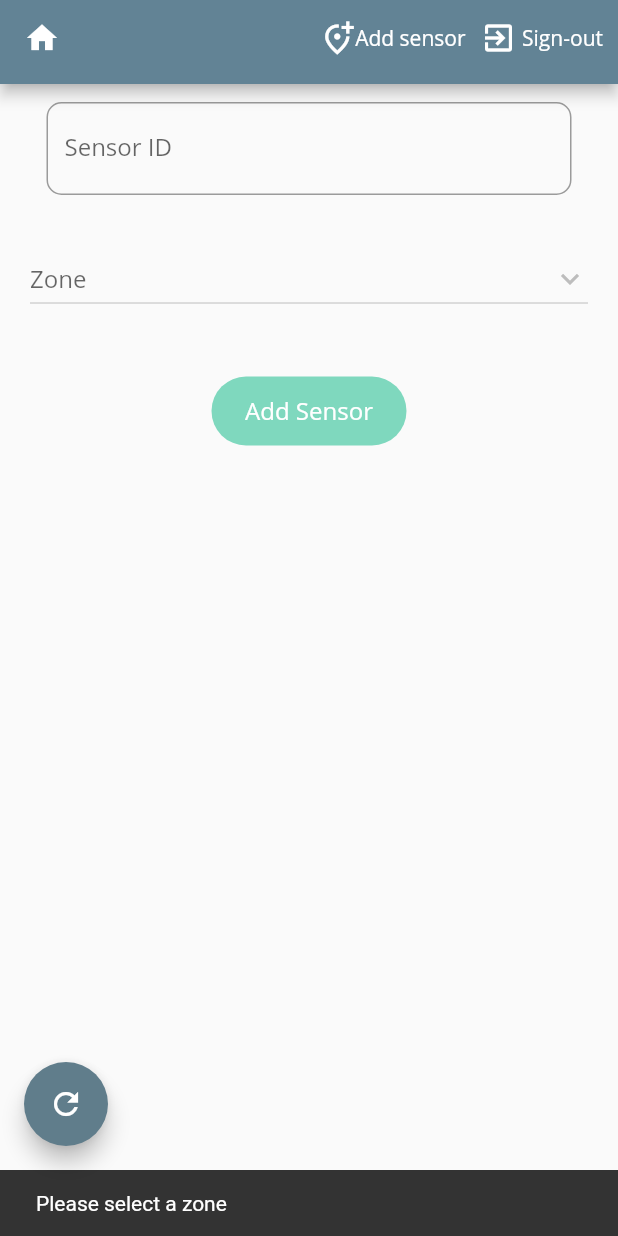
After one commit to stefan-chivu/smartpark, a Flutter app: the AddSensor screen opened directly, after a tap on "Add Sensor", on a phone screen of 412 x 824 dp. The commit adds this screen. Run offline on Flutter 3.47's test engine with Material 2 defaults, Android fonts, the phone set to English and light mode, and no system bars; our stand-ins replace firebase_auth, firebase_core, geocoding, google_maps_flutter, location, shared_preferences; missing offline and left inert: mysql_client; accounts and stored records are empty.

Commit message:
sensor: Created add sensor form for mobile app
Might still require some performance improvements for the SQL
data manipulation.

Signed-off-by: Stefan Chivu <stefan.chivu1@yahoo.com>

```diff
--- a/easy_park/lib/models/address.dart
+++ b/easy_park/lib/models/address.dart
@@ -1,8 +1,8 @@
 class Address {
-  String street;
-  String city;
-  String region;
-  String country;
+  String? street;
+  String? city;
+  String? region;
+  String? country;
 
   Address(this.street, this.city, this.region, this.country);
 
--- a/easy_park/lib/models/zone.dart
+++ b/easy_park/lib/models/zone.dart
@@ -1,6 +1,7 @@
 import 'package:easy_park/models/schedule.dart';
 
 class Zone {
+  int id;
   String name;
   double hourRate;
   double? dayRate;
@@ -9,6 +10,6 @@ class Zone {
   int? totalSpots;
   Schedule schedule;
 
-  Zone(this.name, this.hourRate, this.dayRate, this.isPrivate, this.totalSpots,
-      this.schedule);
+  Zone(this.id, this.name, this.hourRate, this.dayRate, this.isPrivate,
+      this.totalSpots, this.schedule);
 }
--- /dev/null
+++ b/easy_park/lib/screens/sensor/add_sensor.dart
@@ -0,0 +1,309 @@
+import 'dart:async';
+
+import 'package:easy_park/models/address.dart';
+import 'package:easy_park/models/zone.dart';
+import 'package:easy_park/screens/home/home.dart';
+import 'package:easy_park/services/location.dart';
+import 'package:easy_park/services/sql.dart';
+import 'package:easy_park/ui_components/custom_app_bar.dart';
+import 'package:easy_park/ui_components/custom_button.dart';
+import 'package:easy_park/ui_components/custom_textfield.dart';
+import 'package:easy_park/ui_components/ui_specs.dart';
+import 'package:flutter/material.dart';
+import 'package:geocoding/geocoding.dart';
+import 'package:google_maps_flutter/google_maps_flutter.dart';
+import 'package:location/location.dart';
+
+class AddSensor extends StatefulWidget {
+  const AddSensor({super.key});
+
+  @override
+  State<AddSensor> createState() => _AddSensorState();
+}
+
+class _AddSensorState extends State<AddSensor> {
+  final SqlService sqlService = SqlService();
+  final _sensorIdFormKey = GlobalKey<FormState>();
+  final TextEditingController _sensorIdController = TextEditingController();
+  int? _zoneID;
+  LocationInfo? _sensorPosition;
+  Marker? _marker;
+
+  Future<LocationInfo>? _positionFuture;
+  Future<List<DropdownMenuItem<int>>>? _dropdownFuture;
+
+  @override
+  void initState() {
+    super.initState();
+    _positionFuture = _getLatLng();
+    _dropdownFuture = _getZones();
+  }
+
+  @override
+  void didChangeDependencies() async {
+    super.didChangeDependencies();
+    _positionFuture = _getLatLng();
+  }
+
+  Future<LocationInfo> _getLatLng() async {
+    print("Fetching current location data");
+    LocationData data = await LocationService().getCurrentLocation();
+    print("Location data acquired successfully");
+
+    if ((data.latitude == null || data.longitude == null) && mounted) {
+      ScaffoldMessenger.of(context).showSnackBar(const SnackBar(
+        content: Text("Failed fetching location data"),
+        backgroundColor: AppColors.orangeRed,
+      ));
+      return Future.error('Fetching location data failed');
+    }
+
+    LatLng crtLatLng = LatLng(data.latitude!, data.longitude!);
+
+    Address address =
+        await _getAddress(crtLatLng.latitude, crtLatLng.longitude);
+
+    return LocationInfo(crtLatLng, address);
+  }
+
+  Future<Address> _getAddress(double latitude, double longitude) async {
+    List<Placemark> placemarks =
+        await placemarkFromCoordinates(latitude, longitude);
+
+    Address address = Address(
+        placemarks.first.street,
+        placemarks.first.locality,
+        placemarks.first.administrativeArea,
+        placemarks.first.country);
+    return address;
+  }
+
+  Future<List<DropdownMenuItem<int>>> _getZones() async {
+    print("Awaiting SQL zone information");
+    List<Zone>? _zones = await sqlService.getZones();
+    print("Fetched zone information");
+    List<DropdownMenuItem<int>>? dropdownOptions = List.empty(growable: true);
+    // dropdownOptions.add(defaultDropdownItem);
+    if (_zones == null && mounted) {
+      ScaffoldMessenger.of(context).showSnackBar(const SnackBar(
+        content: Text(
+          "No zones were fetched from the database",
+          textAlign: TextAlign.center,
+        ),
+        backgroundColor: AppColors.orangeRed,
+      ));
+      return Future.error("Fetching sensor information failed");
+    }
+
+    for (Zone zone in _zones!) {
+      dropdownOptions.add(DropdownMenuItem(
+        value: zone.id,
+        child: Text(
+          zone.name,
+          textAlign: TextAlign.center,
+        ),
+      ));
+    }
+    return dropdownOptions;
+  }
+
+  @override
+  Widget build(BuildContext context) {
+    return Scaffold(
+        appBar: const CustomAppBar(showHome: true),
+        floatingActionButton: FloatingActionButton(
+          backgroundColor: Colors.blueGrey,
+          onPressed: () {},
+          child: const Icon(
+            Icons.refresh,
+          ),
+        ),
+        floatingActionButtonLocation: FloatingActionButtonLocation.startFloat,
+        body: Column(children: [
+          Padding(
+            padding: const EdgeInsets.all(AppMargins.S),
+            child: Form(
+              key: _sensorIdFormKey,
+              child: CustomTextField(
+                keyboardType: const TextInputType.numberWithOptions(
+                    signed: false, decimal: false),
+                label: "Sensor ID",
+                validator: (val) {
+                  if (val == null || val.trim().isEmpty) {
+                    return "An ID is required";
+                  }
+                  // TODO: Only allow int values
+                  // Return null if the entered sensor is valid
+                  return null;
+                },
+                controller: _sensorIdController,
+              ),
+            ),
+          ),
+          FutureBuilder(
+              future: _positionFuture,
+              builder:
+                  ((BuildContext context, AsyncSnapshot<dynamic> snapshot) {
+                switch (snapshot.connectionState) {
+                  case ConnectionState.waiting:
+                    return Container(
+                      color: Colors.white,
+                      child: const Center(
+                        child: SizedBox(
+                          width: 60,
+                          height: 60,
+                          child: CircularProgressIndicator(),
+                        ),
+                      ),
+                    );
+                  default:
+                    if (snapshot.hasError) {
+                      return Container();
+                    } else if (snapshot.hasData) {
+                      _sensorPosition ??= snapshot.data;
+                      _marker = Marker(
+                        draggable: true,
+                        markerId: const MarkerId("crtLocation"),
+                        position: _sensorPosition!.latLng,
+                        onDragEnd: (value) {
+                          _sensorPosition!.latLng = _marker!.position;
+                        },
+                      );
+                      return Column(
+                        children: [
+                          Align(
+                              alignment: Alignment.bottomCenter,
+                              child: SizedBox(
+                                width: double.infinity,
+                                height:
+                                    MediaQuery.of(context).size.height * 0.3,
+                                child: GoogleMap(
+                                  tiltGesturesEnabled: false,
+                                  zoomGesturesEnabled: false,
+                                  rotateGesturesEnabled: false,
+                                  markers: {_marker!},
+                                  mapType: MapType.hybrid,
+                                  initialCameraPosition: CameraPosition(
+                                      target: _sensorPosition!.latLng,
+                                      zoom: 19),
+                                  myLocationEnabled: true,
+                                  onCameraIdle: () async {
+                                    _sensorPosition!.address =
+                                        await _getAddress(
+                                            _sensorPosition!.latLng.latitude,
+                                            _sensorPosition!.latLng.longitude);
+                                    setState(() {});
+                                  },
+                                  onCameraMove: (position) async {
+                                    _sensorPosition!.latLng = position.target;
+                                    setState(() {});
+                                  },
+                                ),
+                              )),
+                          Padding(
+                            padding: const EdgeInsets.all(AppMargins.S),
+                            child: Expanded(
+                                child: Text(
+                              _sensorPosition!.address.toString(),
+                              textAlign: TextAlign.center,
+                            )),
+                          ),
+                          Padding(
+                            padding: const EdgeInsets.all(AppMargins.S),
+                            child: Text(
+                              "${_sensorPosition!.latLng.latitude.toStringAsFixed(5)},  ${_sensorPosition!.latLng.longitude.toStringAsFixed(5)}",
+                            ),
+                          ),
+                        ],
+                      );
+                    }
+                }
+                return const Text("Error updating coordinates");
+              })),
+          FutureBuilder(
+            future: _dropdownFuture,
+            builder: (BuildContext context, AsyncSnapshot<dynamic> snapshot) {
+              switch (snapshot.connectionState) {
+                case ConnectionState.waiting:
+                  return Container(
+                    color: Colors.white,
+                    child: const Center(
+                      child: SizedBox(
+                        width: 60,
+                        height: 60,
+                        child: CircularProgressIndicator(),
+                      ),
+                    ),
+                  );
+                default:
+                  try {
+                    return Padding(
+                        padding: const EdgeInsets.all(AppMargins.M),
+                        child: DropdownButton(
+                          borderRadius: const BorderRadius.all(
+                              Radius.circular(AppFontSizes.XL)),
+                          hint: const Text("Zone"),
+                          isExpanded: true,
+                          value: _zoneID,
+                          icon: const Icon(Icons.keyboard_arrow_down),
+                          items: snapshot.data,
+                          onChanged: (int? newValue) {
+                            setState(() {
+                              _zoneID = newValue!;
+                            });
+                          },
+                        ));
+                  } catch (e) {
+                    return const CustomTextField(
+                      label: "Zone",
+                      enabled: false,
+                    );
+                  }
+              }
+            },
+          ),
+          Padding(
+              padding: const EdgeInsets.all(AppMargins.M),
+              child: CustomButton(
+                  onPressed: () async {
+                    if (_zoneID == null && mounted) {
+                      ScaffoldMessenger.of(context).showSnackBar(
+                          SnackBar(content: Text("Please select a zone")));
+                      return;
+                    }
+                    if (_sensorIdFormKey.currentState!.validate()) {
+                      String result = await sqlService.addSensor(
+                          _sensorIdController.text,
+                          _sensorPosition!.latLng,
+                          _sensorPosition!.address,
+                          _zoneID!);
+                      if (mounted) {
+                        if (!result.contains("success")) {
+                          ScaffoldMessenger.of(context)
+                              .showSnackBar(SnackBar(content: Text(result)));
+                        } else {
+                          ScaffoldMessenger.of(context)
+                              .showSnackBar(SnackBar(content: Text(result)));
+                          Navigator.push(
+                            context,
+                            MaterialPageRoute(
+                                builder: (context) => const Home()),
+                          );
+                        }
+                      }
+                    }
+                  },
+                  text: "Add Sensor")),
+        ]));
+  }
+}
+
+class LocationInfo {
+  LocationInfo(this.latLng, this.address);
+
+  LatLng latLng;
+  Address address;
+
+  @override
+  String toString() => 'LocationInfo[$latLng, $address]';
+}
--- a/easy_park/lib/services/sql.dart
+++ b/easy_park/lib/services/sql.dart
@@ -17,7 +17,7 @@ class SqlService {
       maxConnections: 10,
       databaseName: 'easypark',
       secure: true,
-      timeoutMs: 2000);
+      timeoutMs: 10000);
 
   //TODO: Add more specific parameters
   // i.e. town for narrower query
@@ -85,6 +85,7 @@ class SqlService {
         "SELECT * FROM Zones WHERE zone_id = :zoneId", {"zoneId": zoneId});
     ResultSetRow data = zoneQuery.rows.first;
 
+    int id = data.typedColByName<int>("zone_id")!;
     String name = data.typedColByName<String>("zone_name")!;
     double hourRate = data.typedColByName<double>("hour_rate")!;
     double? dayRate = data.typedColByName<double>("day_rate");
@@ -105,7 +106,7 @@ class SqlService {
 
     Schedule schedule = await buildSchedule(dayIds);
 
-    return Zone(name, hourRate, dayRate, isPrivate, totalSpots, schedule);
+    return Zone(id, name, hourRate, dayRate, isPrivate, totalSpots, schedule);
   }
 
   Future<Schedule> buildSchedule(List<int?> ids) async {
@@ -136,4 +137,123 @@ class SqlService {
         hour: int.parse(time.split(":")[0]),
         minute: int.parse(time.split(":")[1]));
   }
+
+  Future<List<Zone>?> getZones() async {
+    List<Zone> zones = List.empty(growable: true);
+
+    try {
+      var zonesQuery = await pool.execute("SELECT * FROM Zones");
+      for (var row in zonesQuery.rows) {
+        int id = row.typedColByName<int>("zone_id")!;
+        String name = row.typedColByName<String>("zone_name")!;
+        double hourRate = row.typedColByName<double>("hour_rate")!;
+        double? dayRate = row.typedColByName<double>("day_rate");
+        bool isPrivate = row.typedColByName<bool>("is_private")!;
+        int? totalSpots = row.typedColByName<int>("total_spots");
+
+        List<int?> dayIds = []..length = DateTime.daysPerWeek + 1;
+        dayIds[DateTime.monday - 1] =
+            row.typedColByName<int>("mon_schedule_id")!;
+        dayIds[DateTime.tuesday - 1] =
+            row.typedColByName<int>("tue_schedule_id")!;
+        dayIds[DateTime.wednesday - 1] =
+            row.typedColByName<int>("wed_schedule_id")!;
+        dayIds[DateTime.thursday - 1] =
+            row.typedColByName<int>("thu_schedule_id")!;
+        dayIds[DateTime.friday - 1] =
+            row.typedColByName<int>("fri_schedule_id")!;
+        dayIds[DateTime.saturday - 1] =
+            row.typedColByName<int>("sat_schedule_id")!;
+        dayIds[DateTime.sunday - 1] =
+            row.typedColByName<int>("sun_schedule_id")!;
+
+        Schedule schedule = await buildSchedule(dayIds);
+
+        zones.add(
+            Zone(id, name, hourRate, dayRate, isPrivate, totalSpots, schedule));
+      }
+    } catch (e) {
+      print(e.toString());
+      if (!e.toString().contains("errno = 103")) {
+        return null;
+      }
+    }
+
+    return zones;
+  }
+
+  Future<String> addSensor(
+      String sensorId, LatLng latLng, Address address, int zoneId) async {
+    int addressId = await findOrCreateAddress(address);
+
+    if (addressId == -1) {
+      return "Failed to obtain address";
+    }
+
+    try {
+      print('Address id: $addressId');
+      var res = await pool.execute(
+        "INSERT INTO `Sensors` (`sensor_id`, `latitude`, `longitude`, `address_id`, `zone_id`) VALUES (:sensor_id, :latitude, :longitude, :address_id, :zone_id)",
+        {
+          "sensor_id": int.parse(sensorId),
+          "latitude": latLng.latitude,
+          "longitude": latLng.longitude,
+          "address_id": addressId,
+          "zone_id": zoneId,
+        },
+      );
+
+      print(res.affectedRows);
+    } catch (e) {
+      return e.toString();
+    }
+    return "Sensor added successfully";
+  }
+
+  Future<int> findOrCreateAddress(Address address) async {
+    int id = -1;
+    try {
+      var result = await pool.execute(
+          "SELECT address_id FROM Addresses WHERE street = :street AND city = :city AND region = :region AND country = :country",
+          {
+            "street": address.street,
+            "city": address.city,
+            "region": address.region,
+            "country": address.country,
+          });
+      ResultSetRow data = result.rows.first;
+      id = data.typedColByName<int>("address_id")!;
+      return id;
+    } catch (e) {
+      if (!e.toString().contains('Bad state: No element')) {
+        return -1;
+      }
+      try {
+        var result = await pool.execute(
+            "INSERT INTO `Addresses` (`street`, `city`, `region`, `country`) VALUES (:street, :city, :region, :country)",
+            {
+              "street": address.street ?? "",
+              "city": address.city ?? "",
+              "region": address.region ?? "",
+              "country": address.country ?? "",
+            });
+
+        result = await pool.execute(
+            "SELECT address_id FROM `Addresses` WHERE `street` = ':street' AND `city` = ':city' AND `region` = ':region' AND `country` = ':country' ",
+            {
+              "street": address.street,
+              "city": address.city,
+              "region": address.region,
+              "country": address.country,
+            });
+        ResultSetRow data = result.rows.first;
+        id = data.typedColByName<int>("address_id")!;
+      } catch (e) {
+        print("ERROR: " + e.toString());
+        id = -1;
+      }
+
+      return id;
+    }
+  }
 }
--- a/easy_park/lib/ui_components/custom_app_bar.dart
+++ b/easy_park/lib/ui_components/custom_app_bar.dart
@@ -1,5 +1,6 @@
 import 'package:easy_park/screens/auth/login_page.dart';
 import 'package:easy_park/screens/home/home.dart';
+import 'package:easy_park/screens/sensor/add_sensor.dart';
 import 'package:easy_park/services/auth.dart';
 import 'package:easy_park/ui_components/menu_button.dart';
 import 'package:easy_park/ui_components/ui_specs.dart';
@@ -30,6 +31,14 @@ class CustomAppBar extends StatelessWidget with PreferredSizeWidget {
           : Container(),
       actions: [
         MenuButton(
+            icon: Icons.add_location_alt_outlined,
+            text: "Add sensor",
+            onTap: () async {
+              Navigator.push(context,
+                  MaterialPageRoute(builder: (context) => const AddSensor()));
+            }),
+        Padding(padding: EdgeInsets.all(AppMargins.XS)),
+        MenuButton(
             icon: Icons.exit_to_app,
             text: " Sign-out",
             onTap: () async {
--- a/easy_park/lib/ui_components/custom_textfield.dart
+++ b/easy_park/lib/ui_components/custom_textfield.dart
@@ -11,6 +11,7 @@ class CustomTextField extends StatefulWidget {
   final List<TextInputFormatter>? inputFormatters;
   final TextInputType? keyboardType;
   final String? initialValue;
+  final bool? enabled;
   const CustomTextField(
       {Key? key,
       required this.label,
@@ -21,7 +22,8 @@ class CustomTextField extends StatefulWidget {
       this.controller,
       this.inputFormatters,
       this.keyboardType,
-      this.initialValue})
+      this.initialValue,
+      this.enabled})
       : super(key: key);
 
   @override
@@ -49,7 +51,7 @@ class _CustomTextFieldState extends State<CustomTextField> {
           keyboardType: widget.keyboardType,
           controller: widget.controller,
           initialValue: widget.initialValue,
-      ),
+          enabled: widget.enabled),
     );
   }
 }
--- a/easy_park/pubspec.yaml
+++ b/easy_park/pubspec.yaml
@@ -36,6 +36,7 @@ dependencies:
   google_maps_flutter: ^2.2.1
   location: ^4.4.0
   mysql_client: ^0.0.27
+  geocoding: ^2.0.5
 
 
   # The following adds the Cupertino Icons font to your application.
```
Also changed, not shown: 1 other file. Lines whose indentation alone changed are shown as unchanged.
